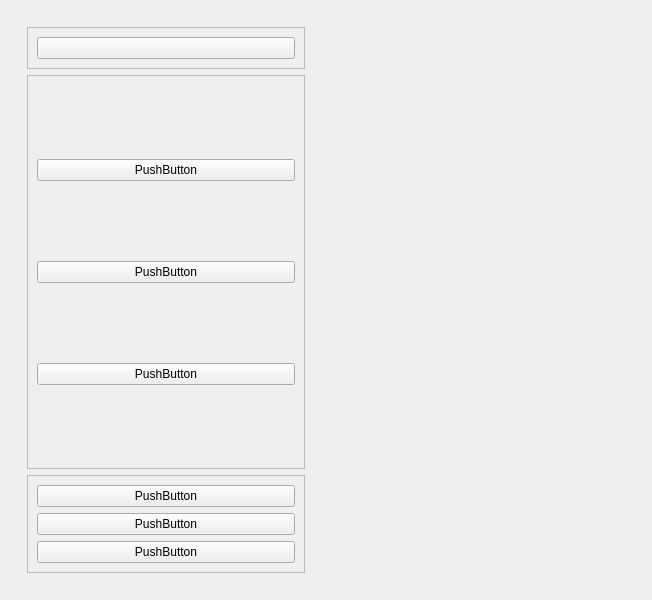
filipehlreis/22_modern_ui_tutorial, file interface_22_modern_tutorial.ui: the form before one commit.
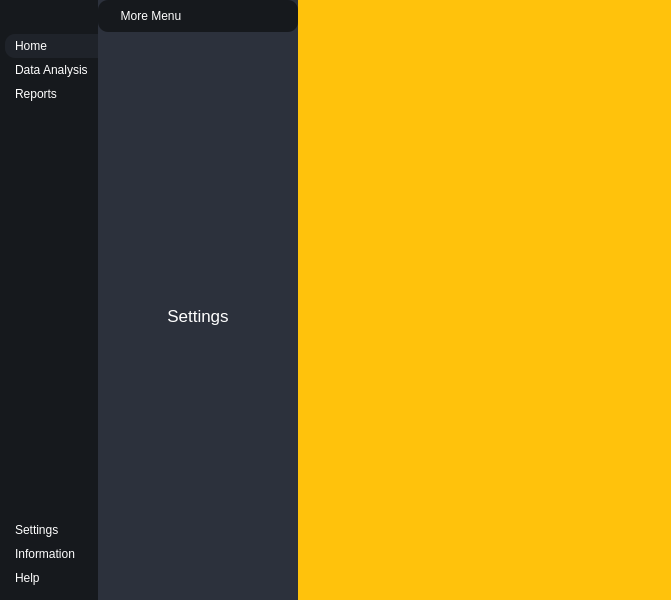
The form after the commit. Icons and pictures are not drawn.

```diff
--- a/interface_22_modern_tutorial.ui
+++ b/interface_22_modern_tutorial.ui
@@ -6,21 +6,102 @@
    <rect>
     <x>0</x>
     <y>0</y>
-    <width>652</width>
+    <width>671</width>
     <height>600</height>
    </rect>
   </property>
   <property name="windowTitle">
    <string>MainWindow</string>
   </property>
+  <property name="styleSheet">
+   <string notr="true">*{
+	border: none;
+	background-color: transparent;
+	background: transparent;
+	padding: 0;
+	margin: 0;
+	color: #FFF;
+}
+
+#centralwidget{
+	background-color: #1f232a;
+}
+
+#leftMenuSubContainer{
+	background-color: #16191d;
+}
+#leftMenuSubContainer QPushButton {
+	text-align: left;
+	padding: 5px 10px;
+	border-top-left-radius: 10px;
+	border-bottom-left-radius: 10px;
+}
+
+#centerMenuSubContainer{
+	background-color: #2c313c;
+}
+
+#frame_6{
+	background-color: #16191d;
+border-radius: 10px;
+}</string>
+  </property>
   <widget class="QWidget" name="centralwidget">
+   <property name="styleSheet">
+    <string notr="true"/>
+   </property>
    <layout class="QHBoxLayout" name="horizontalLayout">
-    <item>
+    <property name="spacing">
+     <number>0</number>
+    </property>
+    <property name="leftMargin">
+     <number>0</number>
+    </property>
+    <property name="topMargin">
+     <number>0</number>
+    </property>
+    <property name="rightMargin">
+     <number>0</number>
+    </property>
+    <property name="bottomMargin">
+     <number>0</number>
+    </property>
+    <item alignment="Qt::AlignLeft">
      <widget class="QWidget" name="leftMenuContainer" native="true">
       <layout class="QVBoxLayout" name="verticalLayout">
-       <item>
+       <property name="spacing">
+        <number>0</number>
+       </property>
+       <property name="leftMargin">
+        <number>0</number>
+       </property>
+       <property name="topMargin">
+        <number>0</number>
+       </property>
+       <property name="rightMargin">
+        <number>0</number>
+       </property>
+       <property name="bottomMargin">
+        <number>0</number>
+       </property>
+       <item alignment="Qt::AlignLeft">
         <widget class="QWidget" name="leftMenuSubContainer" native="true">
          <layout class="QVBoxLayout" name="verticalLayout_2">
+          <property name="spacing">
+           <number>0</number>
+          </property>
+          <property name="leftMargin">
+           <number>5</number>
+          </property>
+          <property name="topMargin">
+           <number>0</number>
+          </property>
+          <property name="rightMargin">
+           <number>0</number>
+          </property>
+          <property name="bottomMargin">
+           <number>0</number>
+          </property>
           <item alignment="Qt::AlignTop">
            <widget class="QFrame" name="frame">
             <property name="frameShape">
@@ -30,6 +111,21 @@
              <enum>QFrame::Raised</enum>
             </property>
             <layout class="QHBoxLayout" name="horizontalLayout_2">
+             <property name="spacing">
+              <number>0</number>
+             </property>
+             <property name="leftMargin">
+              <number>0</number>
+             </property>
+             <property name="topMargin">
+              <number>0</number>
+             </property>
+             <property name="rightMargin">
+              <number>0</number>
+             </property>
+             <property name="bottomMargin">
+              <number>0</number>
+             </property>
              <item>
               <widget class="QPushButton" name="menuBtn">
                <property name="text">
@@ -50,10 +146,10 @@
             </layout>
            </widget>
           </item>
-          <item>
+          <item alignment="Qt::AlignTop">
            <widget class="QFrame" name="frame_2">
             <property name="sizePolicy">
-             <sizepolicy hsizetype="Preferred" vsizetype="Expanding">
+             <sizepolicy hsizetype="Preferred" vsizetype="Preferred">
               <horstretch>0</horstretch>
               <verstretch>0</verstretch>
              </sizepolicy>
@@ -65,30 +161,94 @@
              <enum>QFrame::Raised</enum>
             </property>
             <layout class="QVBoxLayout" name="verticalLayout_3">
+             <property name="spacing">
+              <number>0</number>
+             </property>
+             <property name="leftMargin">
+              <number>0</number>
+             </property>
+             <property name="topMargin">
+              <number>10</number>
+             </property>
+             <property name="rightMargin">
+              <number>0</number>
+             </property>
+             <property name="bottomMargin">
+              <number>10</number>
+             </property>
              <item>
-              <widget class="QPushButton" name="pushButton_2">
+              <widget class="QPushButton" name="homeBtn">
+               <property name="toolTip">
+                <string>Home</string>
+               </property>
+               <property name="styleSheet">
+                <string notr="true">background-color: #1F232A;</string>
+               </property>
                <property name="text">
-                <string>PushButton</string>
+                <string>Home</string>
                </property>
+               <property name="icon">
+                <iconset resource="resources.qrc">
+                 <normaloff>:/icons/icons/feather-WHITE/home.svg</normaloff>:/icons/icons/feather-WHITE/home.svg</iconset>
+               </property>
+               <property name="iconSize">
+                <size>
+                 <width>24</width>
+                 <height>24</height>
+                </size>
+               </property>
               </widget>
              </item>
              <item>
               <widget class="QPushButton" name="pushButton_3">
                <property name="text">
-                <string>PushButton</string>
+                <string>Data Analysis</string>
                </property>
+               <property name="icon">
+                <iconset resource="resources.qrc">
+                 <normaloff>:/icons/icons/feather-WHITE/list.svg</normaloff>:/icons/icons/feather-WHITE/list.svg</iconset>
+               </property>
+               <property name="iconSize">
+                <size>
+                 <width>24</width>
+                 <height>24</height>
+                </size>
+               </property>
               </widget>
              </item>
              <item>
               <widget class="QPushButton" name="pushButton_4">
                <property name="text">
-                <string>PushButton</string>
+                <string>Reports</string>
+               </property>
+               <property name="icon">
+                <iconset resource="resources.qrc">
+                 <normaloff>:/icons/icons/feather-WHITE/printer.svg</normaloff>:/icons/icons/feather-WHITE/printer.svg</iconset>
+               </property>
+               <property name="iconSize">
+                <size>
+                 <width>24</width>
+                 <height>24</height>
+                </size>
                </property>
               </widget>
              </item>
             </layout>
            </widget>
           </item>
+          <item>
+           <spacer name="verticalSpacer">
+            <property name="orientation">
+             <enum>Qt::Vertical</enum>
+            </property>
+            <property name="sizeHint" stdset="0">
+             <size>
+              <width>20</width>
+              <height>40</height>
+             </size>
+            </property>
+           </spacer>
+          </item>
           <item alignment="Qt::AlignBottom">
            <widget class="QFrame" name="frame_3">
             <property name="frameShape">
@@ -98,25 +258,70 @@
              <enum>QFrame::Raised</enum>
             </property>
             <layout class="QVBoxLayout" name="verticalLayout_4">
+             <property name="spacing">
+              <number>0</number>
+             </property>
+             <property name="leftMargin">
+              <number>0</number>
+             </property>
+             <property name="topMargin">
+              <number>10</number>
+             </property>
+             <property name="rightMargin">
+              <number>0</number>
+             </property>
+             <property name="bottomMargin">
+              <number>10</number>
+             </property>
              <item>
               <widget class="QPushButton" name="pushButton_7">
                <property name="text">
-                <string>PushButton</string>
+                <string>Settings</string>
                </property>
+               <property name="icon">
+                <iconset resource="resources.qrc">
+                 <normaloff>:/icons/icons/feather-WHITE/settings.svg</normaloff>:/icons/icons/feather-WHITE/settings.svg</iconset>
+               </property>
+               <property name="iconSize">
+                <size>
+                 <width>24</width>
+                 <height>24</height>
+                </size>
+               </property>
               </widget>
              </item>
              <item>
               <widget class="QPushButton" name="pushButton_5">
                <property name="text">
-                <string>PushButton</string>
+                <string>Information</string>
                </property>
+               <property name="icon">
+                <iconset resource="resources.qrc">
+                 <normaloff>:/icons/icons/feather-WHITE/info.svg</normaloff>:/icons/icons/feather-WHITE/info.svg</iconset>
+               </property>
+               <property name="iconSize">
+                <size>
+                 <width>24</width>
+                 <height>24</height>
+                </size>
+               </property>
               </widget>
              </item>
              <item>
               <widget class="QPushButton" name="pushButton_6">
                <property name="text">
-                <string>PushButton</string>
+                <string>Help</string>
                </property>
+               <property name="icon">
+                <iconset resource="resources.qrc">
+                 <normaloff>:/icons/icons/feather-WHITE/help-circle.svg</normaloff>:/icons/icons/feather-WHITE/help-circle.svg</iconset>
+               </property>
+               <property name="iconSize">
+                <size>
+                 <width>24</width>
+                 <height>24</height>
+                </size>
+               </property>
               </widget>
              </item>
             </layout>
@@ -129,7 +334,186 @@
      </widget>
     </item>
     <item>
-     <widget class="QWidget" name="mainBodyContainer" native="true"/>
+     <widget class="QWidget" name="centerMenuContainer" native="true">
+      <property name="minimumSize">
+       <size>
+        <width>200</width>
+        <height>0</height>
+       </size>
+      </property>
+      <property name="sizeIncrement">
+       <size>
+        <width>0</width>
+        <height>0</height>
+       </size>
+      </property>
+      <layout class="QVBoxLayout" name="verticalLayout_5">
+       <property name="spacing">
+        <number>0</number>
+       </property>
+       <property name="leftMargin">
+        <number>0</number>
+       </property>
+       <property name="topMargin">
+        <number>0</number>
+       </property>
+       <property name="rightMargin">
+        <number>0</number>
+       </property>
+       <property name="bottomMargin">
+        <number>0</number>
+       </property>
+       <item alignment="Qt::AlignLeft">
+        <widget class="QWidget" name="centerMenuSubContainer" native="true">
+         <property name="minimumSize">
+          <size>
+           <width>200</width>
+           <height>0</height>
+          </size>
+         </property>
+         <layout class="QVBoxLayout" name="verticalLayout_6">
+          <property name="spacing">
+           <number>0</number>
+          </property>
+          <property name="leftMargin">
+           <number>0</number>
+          </property>
+          <property name="topMargin">
+           <number>0</number>
+          </property>
+          <property name="rightMargin">
+           <number>0</number>
+          </property>
+          <property name="bottomMargin">
+           <number>0</number>
+          </property>
+          <item alignment="Qt::AlignTop">
+           <widget class="QFrame" name="frame_6">
+            <property name="frameShape">
+             <enum>QFrame::StyledPanel</enum>
+            </property>
+            <property name="frameShadow">
+             <enum>QFrame::Raised</enum>
+            </property>
+            <layout class="QHBoxLayout" name="horizontalLayout_4">
+             <item>
+              <widget class="QLabel" name="label">
+               <property name="text">
+                <string>More Menu</string>
+               </property>
+               <property name="alignment">
+                <set>Qt::AlignCenter</set>
+               </property>
+              </widget>
+             </item>
+             <item alignment="Qt::AlignRight">
+              <widget class="QPushButton" name="pushButton">
+               <property name="text">
+                <string/>
+               </property>
+               <property name="icon">
+                <iconset resource="resources.qrc">
+                 <normaloff>:/icons/icons/feather-WHITE/x-circle.svg</normaloff>:/icons/icons/feather-WHITE/x-circle.svg</iconset>
+               </property>
+               <property name="iconSize">
+                <size>
+                 <width>24</width>
+                 <height>24</height>
+                </size>
+               </property>
+              </widget>
+             </item>
+            </layout>
+           </widget>
+          </item>
+          <item>
+           <widget class="QStackedWidget" name="stackedWidget">
+            <property name="minimumSize">
+             <size>
+              <width>0</width>
+              <height>0</height>
+             </size>
+            </property>
+            <property name="currentIndex">
+             <number>0</number>
+            </property>
+            <widget class="QWidget" name="page">
+             <layout class="QVBoxLayout" name="verticalLayout_7">
+              <item>
+               <widget class="QLabel" name="label_2">
+                <property name="font">
+                 <font>
+                  <pointsize>13</pointsize>
+                 </font>
+                </property>
+                <property name="text">
+                 <string>Settings</string>
+                </property>
+                <property name="alignment">
+                 <set>Qt::AlignCenter</set>
+                </property>
+               </widget>
+              </item>
+             </layout>
+            </widget>
+            <widget class="QWidget" name="page_2">
+             <layout class="QVBoxLayout" name="verticalLayout_8">
+              <item>
+               <widget class="QLabel" name="label_3">
+                <property name="font">
+                 <font>
+                  <pointsize>13</pointsize>
+                 </font>
+                </property>
+                <property name="text">
+                 <string>Information</string>
+                </property>
+                <property name="alignment">
+                 <set>Qt::AlignCenter</set>
+                </property>
+               </widget>
+              </item>
+             </layout>
+            </widget>
+            <widget class="QWidget" name="page_3">
+             <layout class="QVBoxLayout" name="verticalLayout_9">
+              <item>
+               <widget class="QLabel" name="label_4">
+                <property name="font">
+                 <font>
+                  <pointsize>13</pointsize>
+                 </font>
+                </property>
+                <property name="text">
+                 <string>Help</string>
+                </property>
+                <property name="alignment">
+                 <set>Qt::AlignCenter</set>
+                </property>
+               </widget>
+              </item>
+             </layout>
+            </widget>
+           </widget>
+          </item>
+         </layout>
+        </widget>
+       </item>
+      </layout>
+     </widget>
+    </item>
+    <item>
+     <widget class="QWidget" name="mainBodyContainer" native="true">
+      <property name="sizePolicy">
+       <sizepolicy hsizetype="Expanding" vsizetype="Preferred">
+        <horstretch>0</horstretch>
+        <verstretch>0</verstretch>
+       </sizepolicy>
+      </property>
+      <property name="styleSheet">
+       <string notr="true">background-color: rgb(255, 194, 12);</string>
+      </property>
+     </widget>
     </item>
    </layout>
   </widget>
```
Left out of the diff: 28 changed lines with no effect on the pictures.
